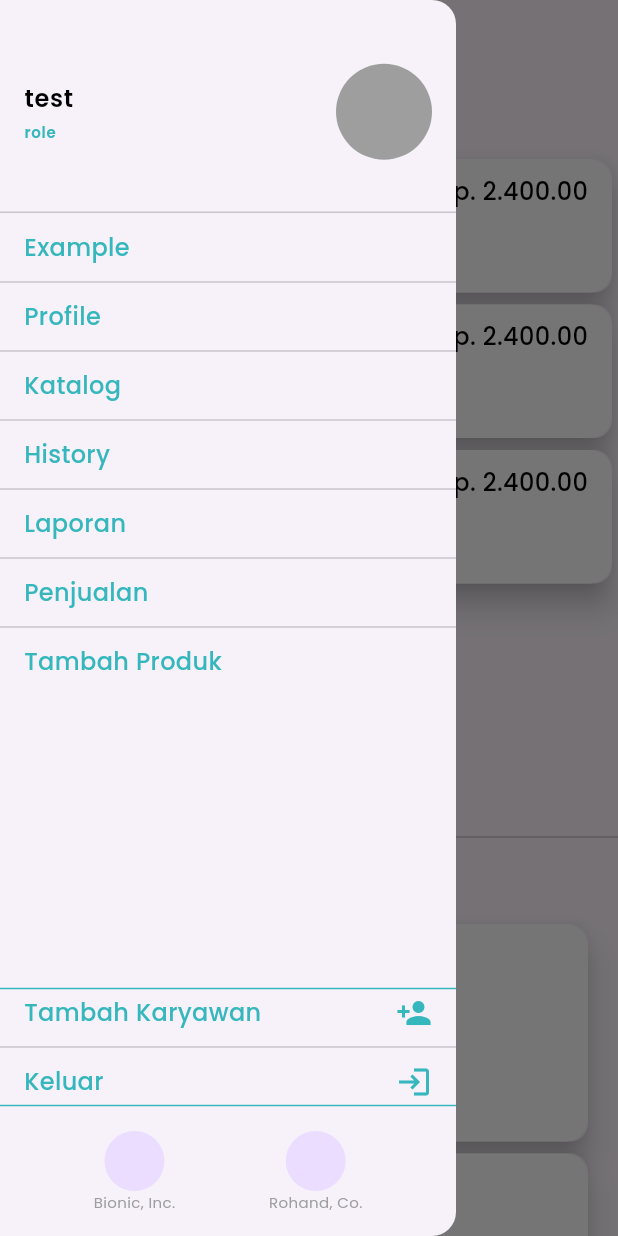
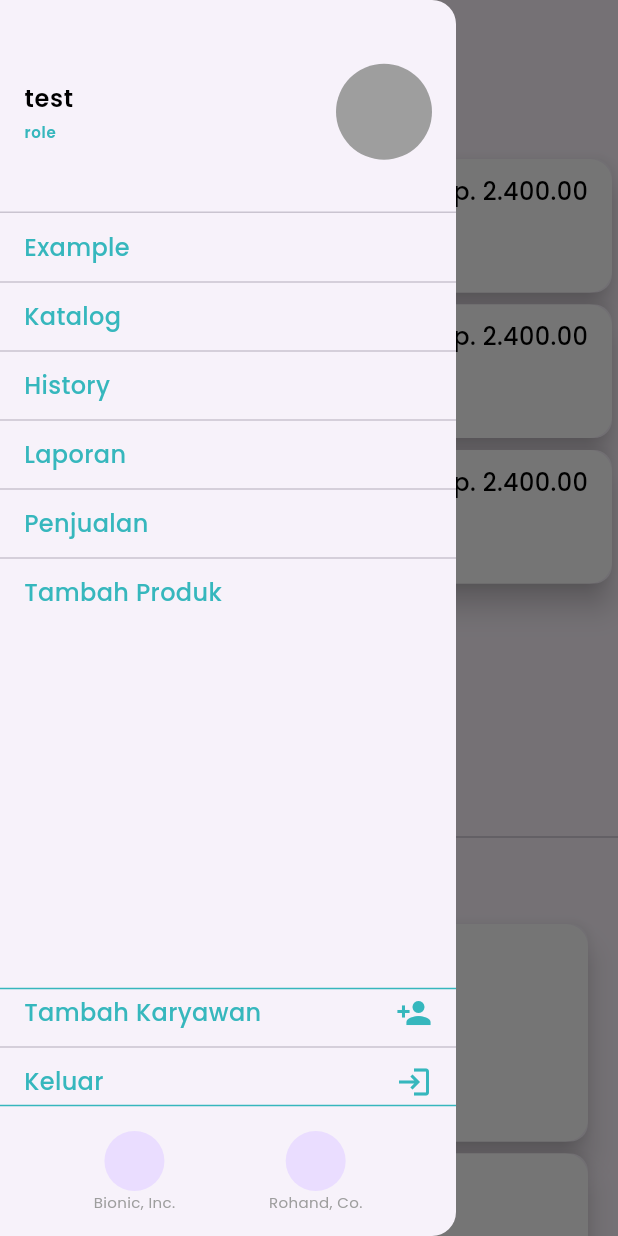
Before and after one commit to bioniclx/bionic, a Flutter app: the ExampleView screen opened by its route, with the side drawer open, on a phone screen of 412 x 824 dp. Run offline on Flutter 3.47's test engine with Material 3 defaults, Android fonts, the phone set to English and light mode, and no system bars; our stand-ins replace cloud_firestore, firebase_auth, firebase_core, get, google_fonts; missing offline and left inert: firebase_cloud_firestore; accounts and stored records are empty.

Commit message:
fix sidebar flow

```diff
--- a/lib/app/components/sidebar.dart
+++ b/lib/app/components/sidebar.dart
@@ -39,6 +39,7 @@ class NavigationSidebar extends StatelessWidget {
               children: [
                 SizedBox(
                   height: 150,
+                  child: GestureDetector(
                     child: DrawerHeader(
                       child: Row(
                         mainAxisAlignment: MainAxisAlignment.spaceBetween,
@@ -69,6 +70,10 @@ class NavigationSidebar extends StatelessWidget {
                         ],
                       ),
                     ),
+                    onTap: () {
+                      Get.toNamed(Routes.PROFILE);
+                    },
+                  ),
                 ),
                 GestureDetector(
                   child: const SizedBox(
@@ -88,31 +93,6 @@ class NavigationSidebar extends StatelessWidget {
                     ),
                   ),
                   onTap: () {},
-                ),
-                const Divider(),
-                GestureDetector(
-                  child: const SizedBox(
-                    height: tileNormal,
-                    child: Padding(
-                      padding: EdgeInsets.symmetric(horizontal: paddingMedium),
-                      child: Row(
-                        children: [
-                          Expanded(
-                            child: CustomText(
-                              text: 'Profile',
-                              textSize: textMedium,
-                              textColor: primary,
-                              textWeight: FontWeight.w500,
-                            ),
-                          ),
-                        ],
-                      ),
-                    ),
-                  ),
-                  onTap: () {
-                    Get.toNamed(Routes.PROFILE);
-                    ;
-                  },
                 ),
                 const Divider(),
                 GestureDetector(
```
Lines whose indentation alone changed are shown as unchanged.
